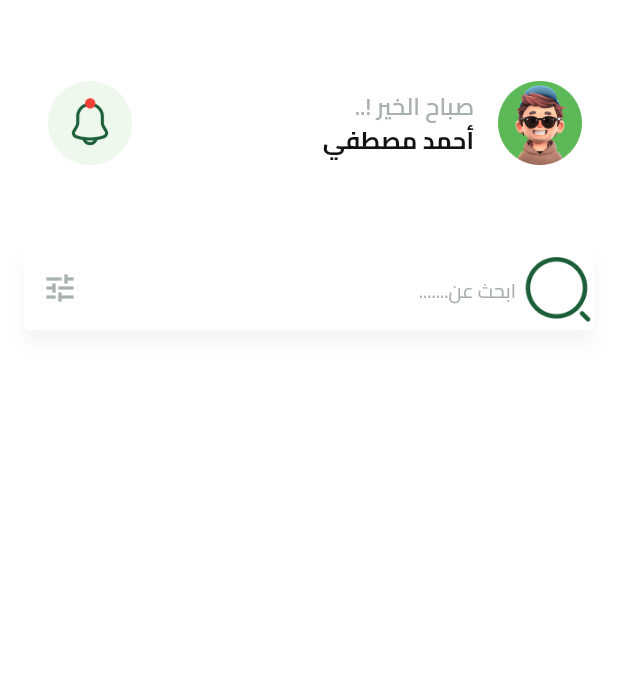
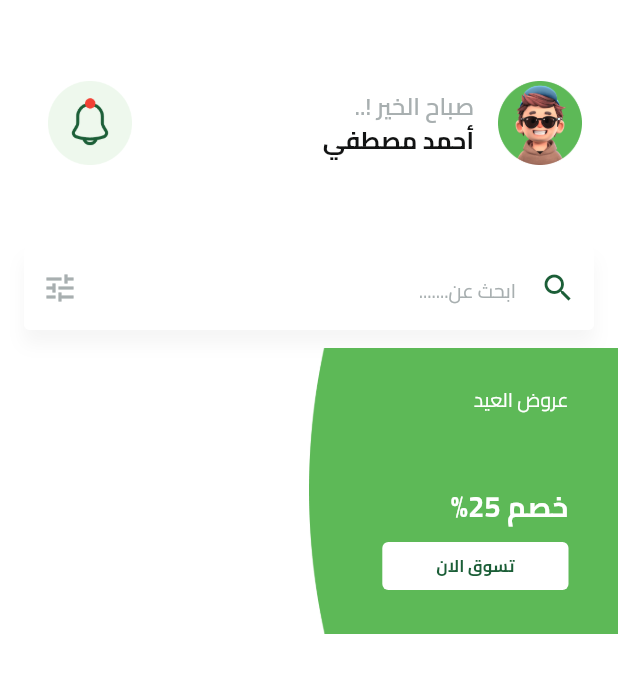
Before and after one commit to IbrahimMahmoud2023/fruits_hub, a Flutter app: the HomeView screen opened by its route, on a phone screen of 412 x 824 dp. Shown: the top 673 px of the screen. Run offline on Flutter 3.47's test engine with Material 3 defaults, Android fonts, the phone set to English and light mode, and no system bars; our stand-ins replace cloud_firestore, dartz, dots_indicator, firebase_auth, firebase_core, flutter_bloc and 5 more; missing offline and left inert: flutter_facebook_auth; accounts and stored records are empty.

Commit message:
create featured item part one

```diff
--- a/lib/core/utils/assets.dart
+++ b/lib/core/utils/assets.dart
@@ -19,4 +19,6 @@ static const String imagesGoogleIcon = 'assets/images/google_icon.png';
 
   static const String imagesFilterIcon = 'assets/images/fliter_icon.png';
   static const String imagesIconSearch = 'assets/images/icon_search.png';
+  static const String imagesTestImag = 'assets/images/test_imag.png';
+  static const String imagesFeaturedItemBackground = 'assets/images/featured_item_background.png';
 }
--- a/lib/core/widgets/custom_search_icon.dart
+++ b/lib/core/widgets/custom_search_icon.dart
@@ -34,10 +34,7 @@ class CustomSearchIcon extends StatelessWidget {
           prefixIcon: SizedBox(
             width: 20,
             child: Center(
-              child: Image.asset(
-                Assets.imagesIconSearch,
-                color: AppColors.primaryColor,
-              ),
+              child: Icon(Icons.search_outlined,color: AppColors.primaryColor,),
             ),
           ),
           fillColor: Colors.white,
--- /dev/null
+++ b/lib/features/home_view/presentation/views/widgets/custom_featured_item.dart
@@ -0,0 +1,64 @@
+import 'package:flutter/cupertino.dart';
+import 'package:flutter/material.dart';
+import 'package:fruits_ecommerec/core/utils/app_style_text.dart';
+import 'package:fruits_ecommerec/features/home_view/presentation/views/widgets/featured_item_botton.dart';
+import 'package:fruits_ecommerec/generated/assets.dart';
+
+class CustomFeaturedItem extends StatelessWidget {
+  const CustomFeaturedItem({super.key});
+
+  @override
+  Widget build(BuildContext context) {
+    var itemWidth = MediaQuery.of(context).size.width;
+    return SizedBox(
+      width: itemWidth,
+      child: AspectRatio(
+        aspectRatio: 342/158,
+        child: Stack(
+          children: [
+            Image.asset(Assets.imagesTestImag, width: 100),
+            Container(
+              width: itemWidth *0.5,
+              decoration: BoxDecoration(
+                image: DecorationImage(
+                  image: AssetImage(Assets.imagesFeaturedItemBackground),
+                  fit: BoxFit.fill,
+                ),
+              ),
+              child: Padding(
+                padding: const EdgeInsets.only(right: 33),
+                child: Column(
+                  crossAxisAlignment: CrossAxisAlignment.start,
+                  children: [
+                    SizedBox(
+                      height: 25,
+                    ),
+
+                    Text(
+                      'عروض العيد',
+                      style: AppTextStyles.regular13.copyWith(color: Colors.white),
+                    ),
+                    const Spacer(),
+                    Text(
+                      'خصم 25%',
+                      style: AppTextStyles.bold19.copyWith(color: Colors.white),
+                    ),
+
+                    const SizedBox(
+                      height: 11,
+                    ),
+
+                    FeaturedItemBottom(onPressed: () {}),
+                    const SizedBox(
+                      height: 29,
+                    )
+                  ],
+                ),
+              ),
+            ),
+          ],
+        ),
+      ),
+    );
+  }
+}
--- /dev/null
+++ b/lib/features/home_view/presentation/views/widgets/featured_item_botton.dart
@@ -0,0 +1,35 @@
+import 'package:flutter/material.dart';
+
+import '../../../../../core/utils/app_colors.dart';
+import '../../../../../core/utils/app_style_text.dart';
+
+class FeaturedItemBottom extends StatelessWidget {
+  const FeaturedItemBottom({super.key, required this.onPressed});
+  final VoidCallback onPressed;
+  @override
+  Widget build(BuildContext context) {
+    return SizedBox(
+      height: 32,
+      child: TextButton(
+        style: TextButton.styleFrom(
+          backgroundColor: Colors.white,
+          shape: RoundedRectangleBorder(
+            borderRadius: BorderRadius.circular(4),
+          ),
+        ),
+        onPressed: onPressed,
+        child: Padding(
+          padding: const EdgeInsets.symmetric(horizontal: 24)  ,
+          child: FittedBox(
+            child: Text(
+              'تسوق الان',
+              style: AppTextStyles.bold13.copyWith(
+                color: AppColors.primaryColor,
+              ),
+            ),
+          ),
+        ),
+      ),
+    );
+  }
+}
--- a/lib/features/home_view/presentation/views/widgets/home_view_body.dart
+++ b/lib/features/home_view/presentation/views/widgets/home_view_body.dart
@@ -3,6 +3,7 @@ import 'package:fruits_ecommerec/features/home_view/presentation/views/widgets/c
 
 import '../../../../../constants.dart';
 import '../../../../../core/widgets/custom_search_icon.dart';
+import 'custom_featured_item.dart';
 
 class HomeViewBody extends StatelessWidget {
   const HomeViewBody({super.key});
@@ -22,6 +23,10 @@ class HomeViewBody extends StatelessWidget {
             padding: const EdgeInsets.symmetric(horizontal: kHorizontalPadding),
             child: CustomSearchIcon(),
           ),
+          SizedBox(
+            height: 12,
+          ),
+          CustomFeaturedItem(),
         ],
       ),
     ),
--- a/lib/main.dart
+++ b/lib/main.dart
@@ -18,13 +18,13 @@ void main() async {
   Bloc.observer = SimpleBlocObserver();
   await Prefs.init();
   await GoogleSignIn.instance.initialize(
-    serverClientId: '960581839353-47i73ibh3imje0fprqjd7goh5l3fnmf7.apps.googleusercontent.com',
+    serverClientId:
+        '960581839353-47i73ibh3imje0fprqjd7goh5l3fnmf7.apps.googleusercontent.com',
   );
   setup();
 
   runApp(const FruitsHub());
 }
-
 
 class FruitsHub extends StatelessWidget {
   const FruitsHub({super.key});
```
Also changed, not shown: assets/images/featured_item_background.png (added), assets/images/test_imag.png (added), lib/generated/assets.dart, 1 other file.
